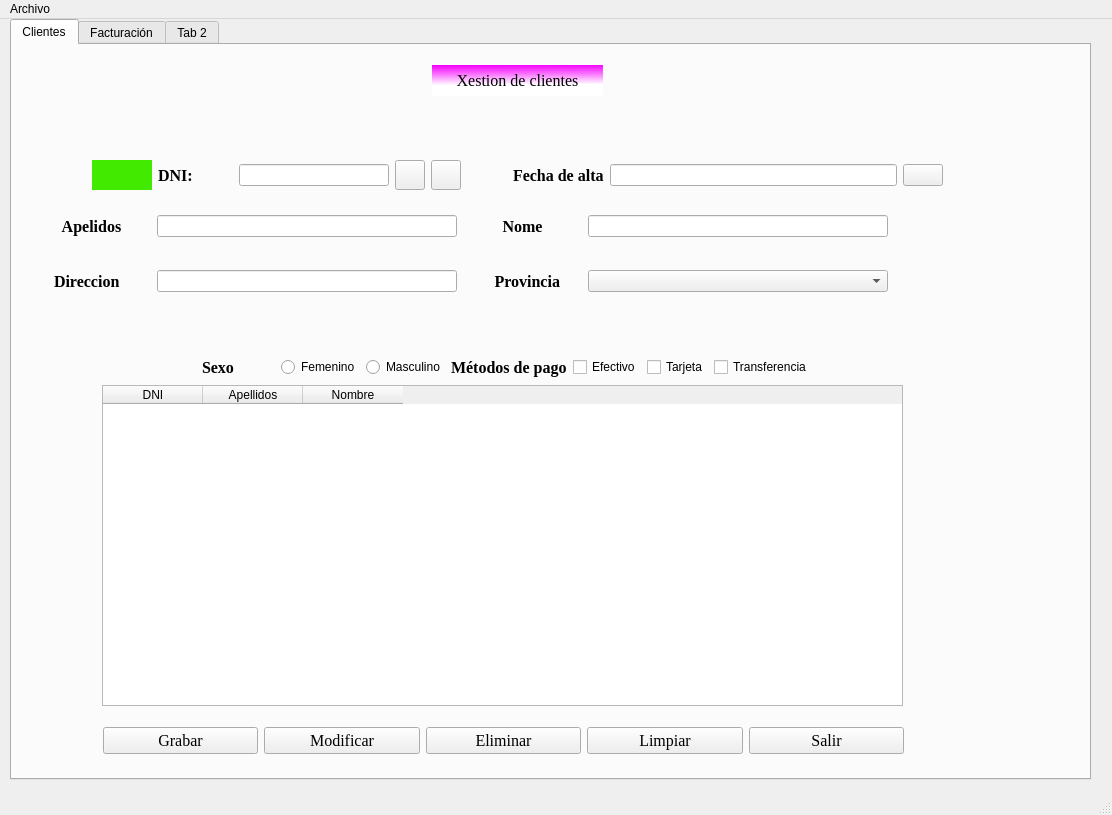
Before: the Qt Designer form Ventana.ui in roxep5/PrimerProyectoPython, drawn with Qt 5.
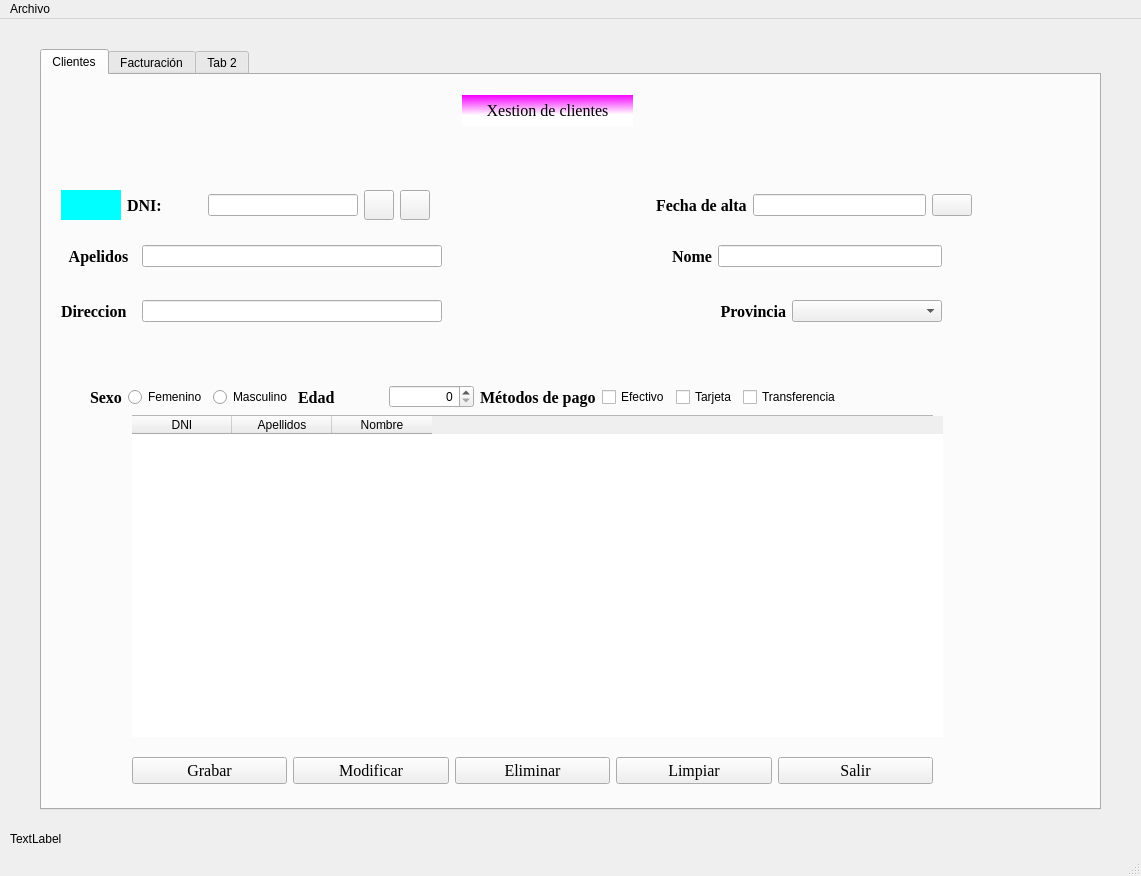
After: the same form once the commit is applied. Icons and pictures are not drawn.

```diff
--- a/Ventana.ui
+++ b/Ventana.ui
@@ -6,8 +6,8 @@
    <rect>
     <x>0</x>
     <y>0</y>
-    <width>1112</width>
-    <height>815</height>
+    <width>1141</width>
+    <height>876</height>
    </rect>
   </property>
   <property name="windowTitle">
@@ -17,9 +17,9 @@
    <widget class="QTabWidget" name="tabWidget">
     <property name="geometry">
      <rect>
-      <x>10</x>
-      <y>0</y>
-      <width>1081</width>
+      <x>40</x>
+      <y>30</y>
+      <width>1061</width>
       <height>761</height>
      </rect>
     </property>
@@ -58,7 +58,7 @@
      <widget class="QWidget" name="layoutWidget">
       <property name="geometry">
        <rect>
-        <x>20</x>
+        <x>19</x>
         <y>170</y>
         <width>881</width>
         <height>22</height>
@@ -67,6 +67,12 @@
       <layout class="QHBoxLayout" name="horizontalLayout_2">
        <item>
         <widget class="QLabel" name="lblapel">
+         <property name="minimumSize">
+          <size>
+           <width>75</width>
+           <height>0</height>
+          </size>
+         </property>
          <property name="maximumSize">
           <size>
            <width>75</width>
@@ -91,6 +97,12 @@
        </item>
        <item>
         <widget class="QLineEdit" name="lnApel">
+         <property name="minimumSize">
+          <size>
+           <width>300</width>
+           <height>0</height>
+          </size>
+         </property>
          <property name="maximumSize">
           <size>
            <width>300</width>
@@ -99,6 +111,22 @@
          </property>
         </widget>
        </item>
+       <item>
+        <spacer name="horizontalSpacer_2">
+         <property name="orientation">
+          <enum>Qt::Horizontal</enum>
+         </property>
+         <property name="sizeType">
+          <enum>QSizePolicy::MinimumExpanding</enum>
+         </property>
+         <property name="sizeHint" stdset="0">
+          <size>
+           <width>30</width>
+           <height>20</height>
+          </size>
+         </property>
+        </spacer>
+       </item>
        <item>
         <widget class="QLabel" name="lblnome">
          <property name="maximumSize">
@@ -138,7 +166,7 @@
      <widget class="QWidget" name="layoutWidget">
       <property name="geometry">
        <rect>
-        <x>20</x>
+        <x>19</x>
         <y>200</y>
         <width>881</width>
         <height>73</height>
@@ -147,6 +175,12 @@
       <layout class="QHBoxLayout" name="horizontalLayout_3">
        <item>
         <widget class="QLabel" name="lblDirec">
+         <property name="minimumSize">
+          <size>
+           <width>75</width>
+           <height>0</height>
+          </size>
+         </property>
          <property name="maximumSize">
           <size>
            <width>75</width>
@@ -168,6 +202,12 @@
        </item>
        <item>
         <widget class="QLineEdit" name="lnDir">
+         <property name="minimumSize">
+          <size>
+           <width>300</width>
+           <height>0</height>
+          </size>
+         </property>
          <property name="maximumSize">
           <size>
            <width>300</width>
@@ -176,6 +216,19 @@
          </property>
         </widget>
        </item>
+       <item>
+        <spacer name="horizontalSpacer_3">
+         <property name="orientation">
+          <enum>Qt::Horizontal</enum>
+         </property>
+         <property name="sizeHint" stdset="0">
+          <size>
+           <width>40</width>
+           <height>20</height>
+          </size>
+         </property>
+        </spacer>
+       </item>
        <item>
         <widget class="QLabel" name="lblProv">
          <property name="maximumSize">
@@ -202,9 +255,15 @@
        </item>
        <item>
         <widget class="QComboBox" name="cmbProv">
+         <property name="minimumSize">
+          <size>
+           <width>150</width>
+           <height>0</height>
+          </size>
+         </property>
          <property name="maximumSize">
           <size>
-           <width>300</width>
+           <width>500</width>
            <height>16777215</height>
           </size>
          </property>
@@ -215,9 +274,9 @@
      <widget class="QWidget" name="layoutWidget">
       <property name="geometry">
        <rect>
-        <x>190</x>
+        <x>48</x>
         <y>290</y>
-        <width>610</width>
+        <width>751</width>
         <height>64</height>
        </rect>
       </property>
@@ -226,6 +285,12 @@
         <layout class="QHBoxLayout" name="horizontalLayout_4">
          <item>
           <widget class="QLabel" name="lblSex">
+           <property name="maximumSize">
+            <size>
+             <width>50</width>
+             <height>16777215</height>
+            </size>
+           </property>
            <property name="font">
             <font>
              <family>Times New Roman</family>
@@ -259,6 +324,31 @@
          </item>
         </layout>
        </item>
+       <item>
+        <widget class="QLabel" name="label">
+         <property name="font">
+          <font>
+           <family>Times New Roman</family>
+           <pointsize>12</pointsize>
+           <weight>75</weight>
+           <bold>true</bold>
+          </font>
+         </property>
+         <property name="text">
+          <string>Edad</string>
+         </property>
+        </widget>
+       </item>
+       <item>
+        <widget class="QSpinBox" name="spinBox">
+         <property name="layoutDirection">
+          <enum>Qt::LeftToRight</enum>
+         </property>
+         <property name="alignment">
+          <set>Qt::AlignRight|Qt::AlignTrailing|Qt::AlignVCenter</set>
+         </property>
+        </widget>
+       </item>
        <item>
         <layout class="QHBoxLayout" name="horizontalLayout_5">
          <item>
@@ -317,7 +407,7 @@
      <widget class="QWidget" name="layoutWidget">
       <property name="geometry">
        <rect>
-        <x>91</x>
+        <x>90</x>
         <y>670</y>
         <width>801</width>
         <height>51</height>
@@ -394,9 +484,9 @@
      <widget class="QWidget" name="layoutWidget">
       <property name="geometry">
        <rect>
-        <x>80</x>
+        <x>19</x>
         <y>100</y>
-        <width>851</width>
+        <width>911</width>
         <height>60</height>
        </rect>
       </property>
@@ -416,7 +506,7 @@
           </size>
          </property>
          <property name="styleSheet">
-          <string notr="true">background-color: qlineargradient(spread:pad, x1:0, y1:0, x2:0, y2:0, stop:0 rgba(66, 234, 0, 255), stop:1 rgba(255, 255, 255, 255));</string>
+          <string notr="true">background-color: 	#00FFFF</string>
          </property>
          <property name="text">
           <string/>
@@ -514,6 +604,22 @@
          </property>
         </widget>
        </item>
+       <item>
+        <spacer name="horizontalSpacer">
+         <property name="orientation">
+          <enum>Qt::Horizontal</enum>
+         </property>
+         <property name="sizeType">
+          <enum>QSizePolicy::Expanding</enum>
+         </property>
+         <property name="sizeHint" stdset="0">
+          <size>
+           <width>100</width>
+           <height>20</height>
+          </size>
+         </property>
+        </spacer>
+       </item>
        <item>
         <widget class="QLabel" name="lblFecha">
          <property name="font">
@@ -572,11 +678,13 @@
          <height>319</height>
         </rect>
        </property>
+      </widget>
+     </widget>
        <widget class="QTableWidget" name="cliTable">
         <property name="geometry">
          <rect>
-          <x>0</x>
-          <y>0</y>
+        <x>90</x>
+        <y>341</y>
           <width>811</width>
           <height>321</height>
          </rect>
@@ -601,8 +709,6 @@
         </column>
        </widget>
       </widget>
-     </widget>
-    </widget>
     <widget class="QWidget" name="tab_3">
      <attribute name="title">
       <string>Facturación</string>
@@ -614,13 +720,26 @@
      </attribute>
     </widget>
    </widget>
+   <widget class="QLabel" name="lblstatus">
+    <property name="geometry">
+     <rect>
+      <x>10</x>
+      <y>810</y>
+      <width>51</width>
+      <height>20</height>
+     </rect>
+    </property>
+    <property name="text">
+     <string>TextLabel</string>
+    </property>
+   </widget>
   </widget>
   <widget class="QMenuBar" name="menubar">
    <property name="geometry">
     <rect>
      <x>0</x>
      <y>0</y>
-     <width>1112</width>
+     <width>1141</width>
      <height>21</height>
     </rect>
    </property>
@@ -628,10 +747,23 @@
     <property name="title">
      <string>Archivo</string>
     </property>
+    <addaction name="actionArchivo"/>
+    <addaction name="separator"/>
+    <addaction name="actionsalir"/>
    </widget>
    <addaction name="menuArchivo"/>
   </widget>
   <widget class="QStatusBar" name="statusbar"/>
+  <action name="actionsalir">
+   <property name="text">
+    <string>Salir</string>
+   </property>
+  </action>
+  <action name="actionArchivo">
+   <property name="text">
+    <string>Archivo</string>
+   </property>
+  </action>
  </widget>
  <resources>
   <include location="img/calendar.qrc"/>
```
Lines whose indentation alone changed are shown as unchanged.
